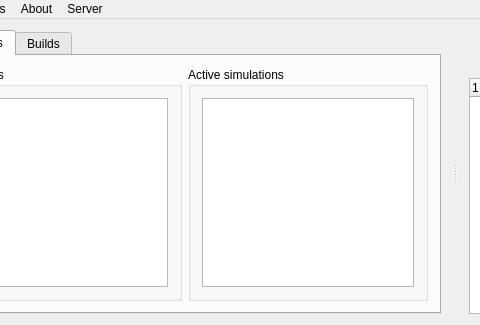
Before: the Qt Designer form AppMan/mainform.ui in hhvvkk/COS301DistrobutedApplicationManger, drawn with Qt 5; both pictures show x 82 to 562 and y 0 to 325 of the 818 by 325 pixel window.
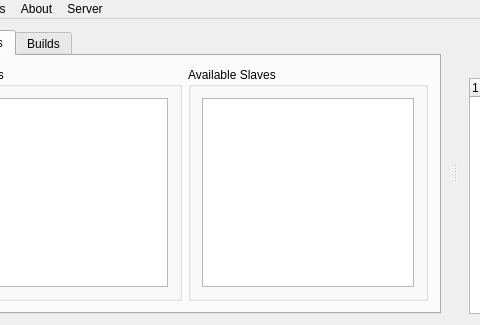
After: the same form once the commit is applied. Icons and pictures are not drawn.

Diff of the .ui file:
```diff
--- a/AppMan/mainform.ui
+++ b/AppMan/mainform.ui
@@ -69,7 +69,7 @@
           <item>
            <widget class="QGroupBox" name="groupBox_2">
             <property name="title">
-             <string>Active simulations</string>
+             <string>Available Slaves</string>
             </property>
             <layout class="QHBoxLayout" name="horizontalLayout_4">
              <item>
```
